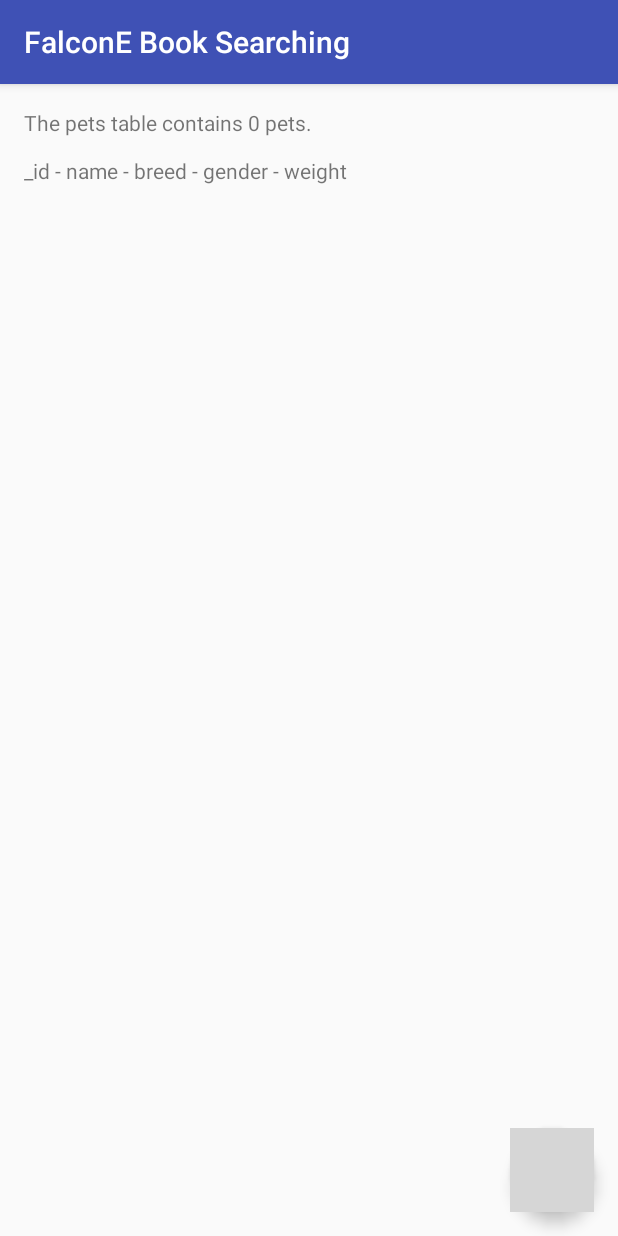
After one commit to mikeyhtsai/Falcon_E_Book, an Android app: the ShowDataActivity screen opened directly, with no data from a screen before it, on a phone screen of 412 x 824 dp. The commit adds this screen. Run offline under Robolectric (Android 15) with nearby library versions, the phone set to English and light mode, and no system bars; grey boxes are pictures that could not be loaded.

Commit message:
Adding SQL light data base to store pet info (for Udacity class), later will change it to book search critiria settings.

```diff
--- a/app/src/main/AndroidManifest.xml
+++ b/app/src/main/AndroidManifest.xml
@@ -20,6 +20,8 @@
         </activity>
         <activity android:name=".criteria">
         </activity>
+        <activity android:name=".ShowDataActivity">
+        </activity>
     </application>
 
 </manifest>
--- /dev/null
+++ b/app/src/main/java/com/sctech/falcon_e_book/ShowDataActivity.java
@@ -0,0 +1,133 @@
+package com.sctech.falcon_e_book;
+
+import android.content.ContentValues;
+import android.database.Cursor;
+import android.database.sqlite.SQLiteDatabase;
+import android.os.Bundle;
+import android.support.v7.app.AppCompatActivity;
+import android.widget.TextView;
+
+/**
+ * Created by miketsai on 11/3/2017.
+ */
+
+public class ShowDataActivity  extends AppCompatActivity {
+
+    private PetDbHelper mDbHelper;
+    /**
+     * Temporary helper method to display information in the onscreen TextView about the state of
+     * the pets database.
+     */
+    private void displayDatabaseInfo() {
+        // Create and/or open a database to read from it
+        SQLiteDatabase db = mDbHelper.getReadableDatabase();
+
+        // Define a projection that specifies which columns from the database
+        // you will actually use after this query.
+        String[] projection = {
+                PetContract.PetEntry._ID,
+                PetContract.PetEntry.COLUMN_PET_NAME,
+                PetContract.PetEntry.COLUMN_PET_BREED,
+                PetContract.PetEntry.COLUMN_PET_GENDER,
+                PetContract.PetEntry.COLUMN_PET_WEIGHT };
+
+        // Perform a query on the pets table
+        Cursor cursor = db.query(
+                PetContract.PetEntry.TABLE_NAME,   // The table to query
+                projection,            // The columns to return
+                null,                  // The columns for the WHERE clause
+                null,                  // The values for the WHERE clause
+                null,                  // Don't group the rows
+                null,                  // Don't filter by row groups
+                null);                   // The sort order
+
+        TextView displayView = (TextView) findViewById(R.id.text_view_pet);
+
+        try {
+            // Create a header in the Text View that looks like this:
+            //
+            // The pets table contains <number of rows in Cursor> pets.
+            // _id - name - breed - gender - weight
+            //
+            // In the while loop below, iterate through the rows of the cursor and display
+            // the information from each column in this order.
+            displayView.setText("The pets table contains " + cursor.getCount() + " pets.\n\n");
+            displayView.append(PetContract.PetEntry._ID + " - " +
+                    PetContract.PetEntry.COLUMN_PET_NAME + " - " +
+                    PetContract.PetEntry.COLUMN_PET_BREED + " - " +
+                    PetContract.PetEntry.COLUMN_PET_GENDER + " - " +
+                    PetContract.PetEntry.COLUMN_PET_WEIGHT + "\n");
+
+            // Figure out the index of each column
+            int idColumnIndex = cursor.getColumnIndex(PetContract.PetEntry._ID);
+            int nameColumnIndex = cursor.getColumnIndex(PetContract.PetEntry.COLUMN_PET_NAME);
+            int breedColumnIndex = cursor.getColumnIndex(PetContract.PetEntry.COLUMN_PET_BREED);
+            int genderColumnIndex = cursor.getColumnIndex(PetContract.PetEntry.COLUMN_PET_GENDER);
+            int weightColumnIndex = cursor.getColumnIndex(PetContract.PetEntry.COLUMN_PET_WEIGHT);
+
+            // Iterate through all the returned rows in the cursor
+            while (cursor.moveToNext()) {
+                // Use that index to extract the String or Int value of the word
+                // at the current row the cursor is on.
+                int currentID = cursor.getInt(idColumnIndex);
+                String currentName = cursor.getString(nameColumnIndex);
+                String currentBreed = cursor.getString(breedColumnIndex);
+                int currentGender = cursor.getInt(genderColumnIndex);
+                int currentWeight = cursor.getInt(weightColumnIndex);
+                // Display the values from each column of the current row in the cursor in the TextView
+                displayView.append(("\n" + currentID + " - " +
+                        currentName + " - " +
+                        currentBreed + " - " +
+                        currentGender + " - " +
+                        currentWeight));
+            }
+        } finally {
+            // Always close the cursor when you're done reading from it. This releases all its
+            // resources and makes it invalid.
+            cursor.close();
+        }
+    }
+
+    /**
+     * Helper method to insert hardcoded pet data into the database. For debugging purposes only.
+     */
+    private void insertPet() {
+        // Gets the database in write mode
+        SQLiteDatabase db = mDbHelper.getWritableDatabase();
+
+        // Create a ContentValues object where column names are the keys,
+        // and Toto's pet attributes are the values.
+        ContentValues values = new ContentValues();
+        values.put(PetContract.PetEntry.COLUMN_PET_NAME, "Toto");
+        values.put(PetContract.PetEntry.COLUMN_PET_BREED, "Terrier");
+        values.put(PetContract.PetEntry.COLUMN_PET_GENDER, PetContract.PetEntry.GENDER_MALE);
+        values.put(PetContract.PetEntry.COLUMN_PET_WEIGHT, 7);
+
+        // Insert a new row for Toto in the database, returning the ID of that new row.
+        // The first argument for db.insert() is the pets table name.
+        // The second argument provides the name of a column in which the framework
+        // can insert NULL in the event that the ContentValues is empty (if
+        // this is set to "null", then the framework will not insert a row when
+        // there are no values).
+        // The third argument is the ContentValues object containing the info for Toto.
+        long newRowId = db.insert(PetContract.PetEntry.TABLE_NAME, null, values);
+    }
+
+    @Override
+    protected void onCreate(Bundle savedInstanceState) {
+
+        super.onCreate(savedInstanceState);
+        setContentView(R.layout.activity_displaydata);
+
+        // To access our database, we instantiate our subclass of SQLiteOpenHelper
+        // and pass the context, which is the current activity.
+        mDbHelper = new PetDbHelper(this);
+    }
+
+    @Override
+    protected void onStart() {
+        super.onStart();
+        displayDatabaseInfo();
+    }
+
+}
--- /dev/null
+++ b/app/src/main/res/layout/activity_displaydata.xml
@@ -0,0 +1,24 @@
+<?xml version="1.0" encoding="utf-8"?>
+<!-- Layout for the list of pets -->
+<RelativeLayout
+    xmlns:android="http://schemas.android.com/apk/res/android"
+    xmlns:tools="http://schemas.android.com/tools"
+    android:layout_width="match_parent"
+    android:layout_height="match_parent"
+    tools:context=".ShowDataActivity">
+
+    <TextView
+        android:id="@+id/text_view_pet"
+        android:layout_width="match_parent"
+        android:layout_height="match_parent"
+        android:padding="@dimen/activity_margin"/>
+
+    <android.support.design.widget.FloatingActionButton
+        android:id="@+id/fab"
+        android:layout_width="wrap_content"
+        android:layout_height="wrap_content"
+        android:layout_alignParentBottom="true"
+        android:layout_alignParentRight="true"
+        android:layout_margin="@dimen/fab_margin"
+        android:src="@drawable/ic_add_pet"/>
+</RelativeLayout>
```
Also changed, not shown: app/src/main/java/com/sctech/falcon_e_book/MainFalconEbookActivity.java (+10 -5 lines), app/src/main/java/com/sctech/falcon_e_book/criteria.java (+14 -0 lines), app/src/main/res/layout/activity_criteria.xml (+9 -0 lines).
